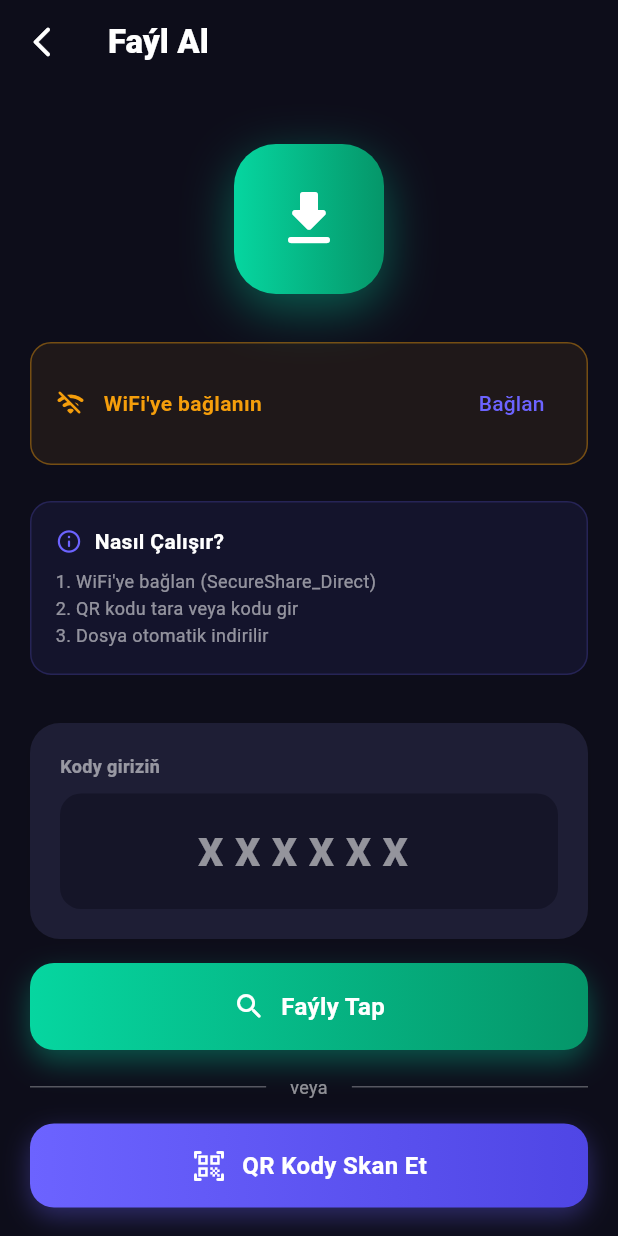
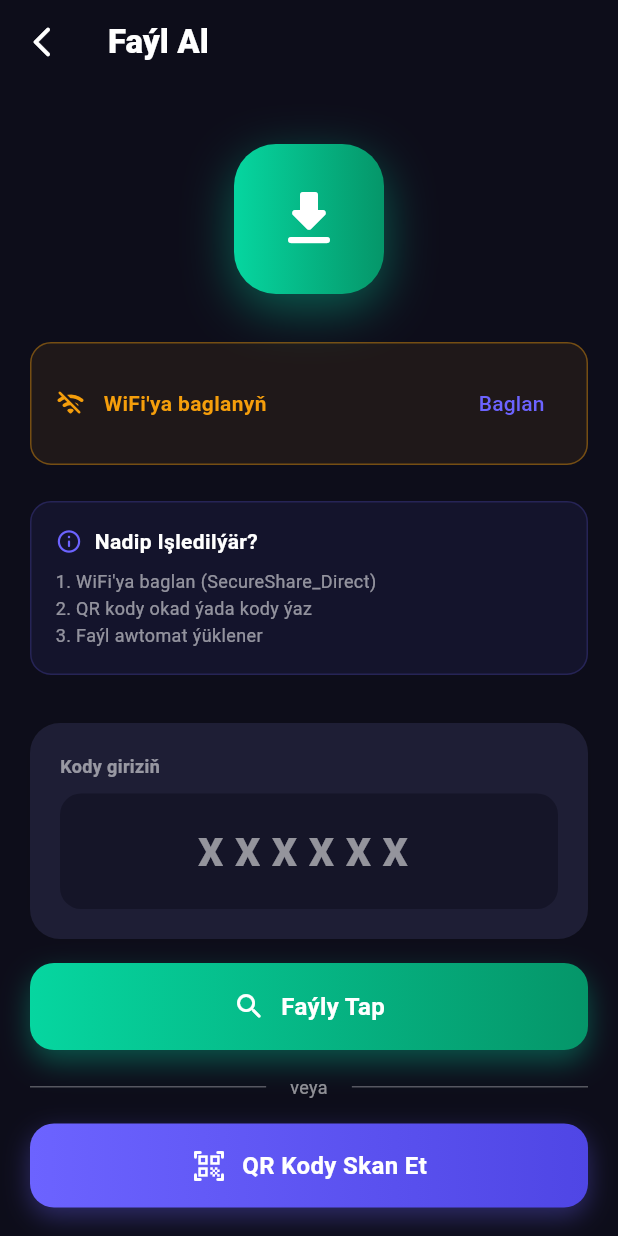
Before and after one commit to Allanur003/ShareFile, a Flutter app: the ReceiveScreen screen opened directly with empty values, on a phone screen of 412 x 824 dp. Run offline on Flutter 3.47's test engine with Material 3 defaults, Android fonts, the light colour scheme and no system bars; our stand-ins replace file_picker, permission_handler, qr_flutter, shared_preferences, shelf; missing offline and left inert: mobile_scanner, network_info_plus, shelf_router, wifi_iot; accounts and stored records are empty.

Commit message:
Update receive_screen.dart

```diff
--- a/lib/screens/receive_screen.dart
+++ b/lib/screens/receive_screen.dart
@@ -74,11 +74,11 @@ class _ReceiveScreenState extends State<ReceiveScreen> {
           context: context,
           barrierDismissible: false,
           builder: (ctx) => AlertDialog(
-            title: const Text('📶 WiFi Bağlantısı'),
+            title: const Text('📶 WiFi'),
             content: const Text(
-              'WiFi ayarlarında "SecureShare_Direct" ağına bağlanın.\n\n'
-              'Parola: share2024\n\n'
-              'Bağlandıktan sonra "Bağlandım" butonuna basın.',
+              'WiFi sazlamalarynda "SecureShare_Direct" wifiya baglanyn.\n\n'
+              'Parol: share2026\n\n'
+              'Baglanandan son "Baglandym" duwmesine basyn.',
             ),
             actions: [
               TextButton(
@@ -88,14 +88,14 @@ class _ReceiveScreenState extends State<ReceiveScreen> {
                     _wifiConnected = true;
                   });
                 },
-                child: const Text('Bağlandım ✓'),
+                child: const Text('Baglandym ✓'),
               ),
             ],
           ),
         );
       }
     } catch (e) {
-      _showErr('WiFi ayarları açılamadı: $e');
+      _showErr('WiFi sazlamalary açylamady: $e');
     }
   }
 
@@ -105,7 +105,7 @@ class _ReceiveScreenState extends State<ReceiveScreen> {
     if (code.trim().isEmpty) return;
 
     if (!_wifiConnected) {
-      _showErr('Önce WiFi\'ye bağlanın!');
+      _showErr('Öňinçä WiFi\'ya baglanyň!');
       return;
     }
 
@@ -132,7 +132,7 @@ class _ReceiveScreenState extends State<ReceiveScreen> {
         });
       } else {
         final err = jsonDecode(res.body);
-        throw Exception(err['error'] ?? 'Dosya bulunamadı');
+        throw Exception(err['error'] ?? 'Faýl Tapylmady');
       }
     } catch (e) {
       setState(() => _isLoading = false);
@@ -148,7 +148,7 @@ class _ReceiveScreenState extends State<ReceiveScreen> {
     if (!status.isGranted) {
       status = await Permission.storage.request();
       if (!status.isGranted) {
-        _showErr('Depolama izni gerekli!');
+        _showErr('Требуется разрешение на хранение!');
         return;
       }
     }
@@ -190,7 +190,7 @@ class _ReceiveScreenState extends State<ReceiveScreen> {
         _showSuccess(filePath);
       } else {
         final err = jsonDecode(res.body);
-        throw Exception(err['error'] ?? 'İndirme hatası');
+        throw Exception(err['error'] ?? 'Ýükleme näsazlygy');
       }
     } catch (e) {
       setState(() => _isDownloading = false);
@@ -389,8 +389,8 @@ class _ReceiveScreenState extends State<ReceiveScreen> {
                   Expanded(
                     child: Text(
                       _wifiConnected
-                          ? 'WiFi Bağlı ✓'
-                          : 'WiFi\'ye bağlanın',
+                          ? 'WiFi Bagly ✓'
+                          : 'WiFi\'ya baglanyň',
                       style: TextStyle(
                         color: _wifiConnected ? const Color(0xFF06D6A0) : const Color(0xFFF59E0B),
                         fontWeight: FontWeight.w700,
@@ -401,7 +401,7 @@ class _ReceiveScreenState extends State<ReceiveScreen> {
                   if (!_wifiConnected)
                     TextButton(
                       onPressed: _connectToHotspot,
-                      child: const Text('Bağlan'),
+                      child: const Text('Baglan'),
                     ),
                 ],
               ),
@@ -425,7 +425,7 @@ class _ReceiveScreenState extends State<ReceiveScreen> {
                       const Icon(Icons.info_outline_rounded, color: Color(0xFF6C63FF), size: 18),
                       const SizedBox(width: 8),
                       Text(
-                        'Nasıl Çalışır?',
+                        'Nadip Işledilýär?',
                         style: TextStyle(
                           color: txt,
                           fontWeight: FontWeight.w700,
@@ -436,9 +436,9 @@ class _ReceiveScreenState extends State<ReceiveScreen> {
                   ),
                   const SizedBox(height: 8),
                   Text(
-                    '1. WiFi\'ye bağlan (SecureShare_Direct)\n'
-                    '2. QR kodu tara veya kodu gir\n'
-                    '3. Dosya otomatik indirilir',
+                    '1. WiFi\'ya baglan (SecureShare_Direct)\n'
+                    '2. QR kody okad ýada kody ýaz\n'
+                    '3. Faýl awtomat ýüklener',
                     style: TextStyle(color: sub, fontSize: 12, height: 1.5),
                   ),
                 ],
@@ -535,7 +535,7 @@ class _ReceiveScreenState extends State<ReceiveScreen> {
                     );
                   });
                 } else {
-                  _showErr('Kamera izni gerekli!');
+                  _showErr('Kamera rugsady gerek!');
                 }
               },
               child: Container(
```
